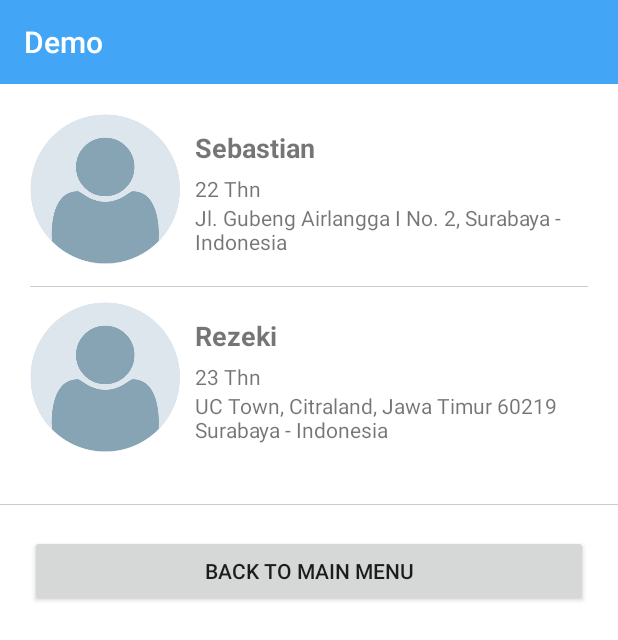
After one commit to mzennis/DemoAnimationAndroid, an Android app: the SharedElementsFragment screen opened directly, with no data from a screen before it, on a phone screen of 412 x 824 dp. The commit adds this screen. Shown: the top 640 px of the screen. Run offline under Robolectric (Android 15) with nearby library versions, the phone set to English and light mode, and no system bars; our stand-ins replace data binding; 1 statement that could not run was skipped.

Commit message:
shared elements

```diff
--- a/app/src/main/AndroidManifest.xml
+++ b/app/src/main/AndroidManifest.xml
@@ -24,7 +24,9 @@
 
         <activity android:name=".TransactionExplodeActivity" />
 
+        <activity android:name=".SharedElementActivity" />
 
+        <activity android:name=".RevealActivity" />
 
     </application>
 
--- a/app/src/main/java/com/mzennis/demo/MainActivity.java
+++ b/app/src/main/java/com/mzennis/demo/MainActivity.java
@@ -38,8 +38,8 @@ public class MainActivity extends BaseActivity {
 	private void setupSamples() {
 		samples = Arrays.asList(
 				new MainObject("Activity Transition", "Animating between different UI states in an application"),
-				new MainObject("Circular Reveal Animation", "Reveal animations provide users visual continuity when you show or hide a group of UI elements"),
-				new MainObject("Shared Elements", "A shared element transition determines how shared element views are animated from one Activity/Fragment to another during a scene transition")
+				new MainObject("Shared Elements", "A shared element transition determines how shared element views are animated from one Activity/Fragment to another during a scene transition"),
+				new MainObject("Circular Reveal Animation", "Reveal animations provide users visual continuity when you show or hide a group of UI elements")
 		);
 	}
 
--- a/app/src/main/java/com/mzennis/demo/SharedElementActivity.java
+++ b/app/src/main/java/com/mzennis/demo/SharedElementActivity.java
@@ -1,6 +1,17 @@
 package com.mzennis.demo;
 
+import android.databinding.DataBindingUtil;
 import android.os.Bundle;
+import android.transition.ChangeBounds;
+import android.transition.Slide;
+import android.transition.Visibility;
+import android.view.Gravity;
+import android.view.View;
+import android.widget.ImageView;
+
+import com.mzennis.demo.databinding.ActivitySharedElementsBinding;
+import com.mzennis.demo.fragments.SharedElementsFragment;
+import com.mzennis.demo.object.MainObject;
 
 /**
  * Created by mzennis on 9/4/16.
@@ -10,5 +21,42 @@ public class SharedElementActivity extends BaseActivity {
 	@Override
 	protected void onCreate(Bundle savedInstanceState) {
 		super.onCreate(savedInstanceState);
+		MainObject sample = (MainObject) getIntent().getExtras().getSerializable(MainObject.SAMPLE_TAG);
+		bindData(sample);
+		setupWindowAnimations();
+	}
+
+	private void bindData(MainObject sample) {
+		ActivitySharedElementsBinding binding = DataBindingUtil.setContentView(this, R.layout.activity_shared_elements);
+		binding.setSharedElements(sample);
+		setupLayout(sample);
+	}
+
+	private void setupWindowAnimations() {
+		// We are not interested in defining a new Enter Transition. Instead we change default transition duration
+		getWindow().getEnterTransition().setDuration(getResources().getInteger(R.integer.anim_duration_long));
+	}
+
+	private void setupLayout(MainObject sample) {
+		// Transition for fragment1
+		Slide slideTransition = new Slide(Gravity.LEFT);
+		slideTransition.setDuration(getResources().getInteger(R.integer.anim_duration_long));
+		// Create fragment and define some of it transitions
+		SharedElementsFragment sharedElementsFragment = SharedElementsFragment.newInstance(sample);
+		sharedElementsFragment.setReenterTransition(slideTransition);
+		sharedElementsFragment.setExitTransition(slideTransition);
+		sharedElementsFragment.setSharedElementEnterTransition(new ChangeBounds());
+
+		getSupportFragmentManager().beginTransaction()
+				.replace(R.id.content, sharedElementsFragment)
+				.commit();
+
+
+		findViewById(R.id.exit_btn).setOnClickListener(new View.OnClickListener() {
+			@Override
+			public void onClick(View v) {
+				finishAfterTransition();
+			}
+		});
 	}
 }
--- /dev/null
+++ b/app/src/main/java/com/mzennis/demo/fragments/SharedElementsFragment.java
@@ -0,0 +1,82 @@
+package com.mzennis.demo.fragments;
+
+import android.media.Image;
+import android.os.Bundle;
+import android.support.v4.app.Fragment;
+import android.support.v4.view.ViewCompat;
+import android.transition.ChangeBounds;
+import android.transition.Slide;
+import android.transition.Visibility;
+import android.view.Gravity;
+import android.view.LayoutInflater;
+import android.view.View;
+import android.view.ViewGroup;
+import android.widget.ImageView;
+
+import com.mzennis.demo.R;
+import com.mzennis.demo.object.MainObject;
+
+/**
+ * Created by mzennis on 9/4/16.
+ */
+public class SharedElementsFragment extends Fragment {
+
+	public static SharedElementsFragment newInstance(MainObject sample) {
+
+		Bundle args = new Bundle();
+
+		args.putSerializable(MainObject.SAMPLE_TAG, sample);
+		SharedElementsFragment fragment = new SharedElementsFragment();
+		fragment.setArguments(args);
+		return fragment;
+	}
+
+	@Override
+	public View onCreateView(LayoutInflater inflater, ViewGroup container, Bundle savedInstanceState) {
+		View view = inflater.inflate(R.layout.fragment_shared_elements, container, false);
+		final MainObject sample = (MainObject) getArguments().getSerializable(MainObject.SAMPLE_TAG);
+
+		final ImageView sebastianImg = (ImageView) view.findViewById(R.id.img_profile);
+		final ImageView rezekinImg = (ImageView) view.findViewById(R.id.img_profile1);
+
+		ViewCompat.setTransitionName(view.findViewById(R.id.img_profile), "sebastian");
+		ViewCompat.setTransitionName(view.findViewById(R.id.img_profile1), "rezeki");
+
+		sebastianImg.setOnClickListener(new View.OnClickListener() {
+			@Override
+			public void onClick(View v) {
+				addNextFragment(sample, sebastianImg, false, "sebastian");
+			}
+		});
+
+		rezekinImg.setOnClickListener(new View.OnClickListener() {
+			@Override
+			public void onClick(View v) {
+				addNextFragment(sample, rezekinImg, true, "rezeki");
+			}
+		});
+
+		return view;
+	}
+
+	private void addNextFragment(MainObject sample, ImageView squareBlue, boolean overlap, String name) {
+		SharedElementsFragment1 sharedElementsFragment1 = SharedElementsFragment1.newInstance(sample, name);
+
+		Slide slideTransition = new Slide(Gravity.RIGHT);
+		slideTransition.setDuration(getResources().getInteger(R.integer.anim_duration_medium));
+
+		ChangeBounds changeBoundsTransition = new ChangeBounds();
+		changeBoundsTransition.setDuration(getResources().getInteger(R.integer.anim_duration_medium));
+
+		sharedElementsFragment1.setEnterTransition(slideTransition);
+		sharedElementsFragment1.setAllowEnterTransitionOverlap(overlap);
+		sharedElementsFragment1.setAllowReturnTransitionOverlap(overlap);
+		sharedElementsFragment1.setSharedElementEnterTransition(changeBoundsTransition);
+
+		getFragmentManager().beginTransaction()
+				.replace(R.id.content, sharedElementsFragment1)
+				.addToBackStack(null)
+				.addSharedElement(squareBlue, name)
+				.commit();
+	}
+}
--- /dev/null
+++ b/app/src/main/res/layout/activity_shared_elements.xml
@@ -0,0 +1,54 @@
+<layout xmlns:android="http://schemas.android.com/apk/res/android"
+        xmlns:app="http://schemas.android.com/apk/res-auto">
+
+    <data>
+
+        <variable
+            name="sharedElements"
+            type="com.mzennis.demo.object.MainObject" />
+    </data>
+
+    <LinearLayout
+        android:layout_width="match_parent"
+        android:layout_height="match_parent"
+        android:orientation="vertical">
+
+        <include layout="@layout/toolbar" />
+
+        <RelativeLayout
+            android:layout_width="match_parent"
+            android:layout_height="match_parent">
+
+            <FrameLayout
+                android:id="@+id/content"
+                android:layout_width="match_parent"
+                android:layout_height="wrap_content" />
+
+            <LinearLayout
+                android:layout_below="@id/content"
+                android:layout_width="match_parent"
+                android:layout_height="wrap_content"
+                android:orientation="vertical"
+                android:layout_alignParentBottom="true">
+
+                <View
+                    android:layout_width="match_parent"
+                    android:layout_height="0.5dp"
+                    android:background="@color/dc_lightgray"
+                    android:layout_marginTop="10dp"/>
+
+                <Button
+                    android:id="@+id/exit_btn"
+                    android:layout_width="match_parent"
+                    android:layout_height="wrap_content"
+                    android:layout_marginTop="10dp"
+                    android:layout_margin="20dp"
+                    android:text="Back to Main Menu" />
+
+            </LinearLayout>
+
+        </RelativeLayout>
+
+    </LinearLayout>
+
+</layout>
--- a/app/src/main/res/layout/activity_transition.xml
+++ b/app/src/main/res/layout/activity_transition.xml
@@ -22,13 +22,13 @@
             android:layout_margin="20dp">
 
             <Button
-                android:id="@+id/sample1_button2"
+                android:id="@+id/show_btn"
                 android:layout_width="match_parent"
                 android:layout_height="wrap_content"
                 android:text="Touch me to show the transition!" />
 
             <Button
-                android:id="@+id/sample1_button3"
+                android:id="@+id/exit_btn"
                 android:layout_width="match_parent"
                 android:layout_height="wrap_content"
                 android:text="Back to Main Menu" />
--- /dev/null
+++ b/app/src/main/res/layout/fragment_shared_elements.xml
@@ -0,0 +1,115 @@
+<LinearLayout xmlns:android="http://schemas.android.com/apk/res/android"
+              android:layout_width="match_parent"
+              android:layout_height="match_parent"
+              android:orientation="vertical">
+
+
+
+    <LinearLayout
+        android:layout_width="match_parent"
+        android:layout_height="wrap_content"
+        android:orientation="vertical"
+        android:layout_margin="20dp">
+
+        <LinearLayout
+            android:layout_width="match_parent"
+            android:layout_height="wrap_content"
+            android:orientation="horizontal">
+
+            <ImageView
+                android:id="@+id/img_profile"
+                android:layout_width="100dp"
+                android:layout_height="wrap_content"
+                android:adjustViewBounds="true"
+                android:src="@drawable/default_user"/>
+
+            <LinearLayout
+                android:layout_width="match_parent"
+                android:layout_height="wrap_content"
+                android:layout_margin="10dp"
+                android:orientation="vertical">
+
+                <TextView
+                    android:id="@+id/name_profile"
+                    android:layout_width="wrap_content"
+                    android:layout_height="wrap_content"
+                    android:text="Sebastian"
+                    android:textSize="18sp"
+                    android:textStyle="bold"/>
+
+                <TextView
+                    android:id="@+id/age_profile"
+                    android:layout_width="wrap_content"
+                    android:layout_height="wrap_content"
+                    android:text="22 Thn"
+                    android:textSize="14sp"
+                    android:layout_marginTop="5dp"/>
+
+                <TextView
+                    android:id="@+id/living_profile"
+                    android:layout_width="wrap_content"
+                    android:layout_height="wrap_content"
+                    android:text="Jl. Gubeng Airlangga I No. 2, Surabaya - Indonesia"
+                    android:textSize="14sp" />
+
+            </LinearLayout>
+
+        </LinearLayout>
+
+        <View
+            android:layout_width="match_parent"
+            android:layout_height="0.5dp"
+            android:background="@color/dc_lightgray"
+            android:layout_marginTop="10dp"
+            android:layout_marginBottom="10dp"/>
+
+
+
+        <LinearLayout
+            android:layout_width="match_parent"
+            android:layout_height="wrap_content"
+            android:orientation="horizontal">
+
+            <ImageView
+                android:id="@+id/img_profile1"
+                android:layout_width="100dp"
+                android:layout_height="wrap_content"
+                android:adjustViewBounds="true"
+                android:src="@drawable/default_user"/>
+
+            <LinearLayout
+                android:layout_width="match_parent"
+                android:layout_height="wrap_content"
+                android:layout_margin="10dp"
+                android:orientation="vertical">
+
+                <TextView
+                    android:id="@+id/name_profile1"
+                    android:layout_width="wrap_content"
+                    android:layout_height="wrap_content"
+                    android:text="Rezeki"
+                    android:textSize="18sp"
+                    android:textStyle="bold"/>
+
+                <TextView
+                    android:id="@+id/age_profile1"
+                    android:layout_width="wrap_content"
+                    android:layout_height="wrap_content"
+                    android:text="23 Thn"
+                    android:textSize="14sp"
+                    android:layout_marginTop="5dp"/>
+
+                <TextView
+                    android:id="@+id/living_profile1"
+                    android:layout_width="wrap_content"
+                    android:layout_height="wrap_content"
+                    android:text="UC Town, Citraland, Jawa Timur 60219 Surabaya - Indonesia"
+                    android:textSize="14sp" />
+
+            </LinearLayout>
+
+        </LinearLayout>
+
+        </LinearLayout>
+
+</LinearLayout>
--- /dev/null
+++ b/app/src/main/res/transition/explode.xml
@@ -0,0 +1,6 @@
+<?xml version="1.0" encoding="utf-8"?>
+<transitionSet xmlns:android="http://schemas.android.com/apk/res/android">
+    <explode
+        android:duration="@integer/anim_duration_long"
+        android:interpolator="@android:interpolator/bounce" />
+</transitionSet>
--- /dev/null
+++ b/app/src/main/res/transition/slide_and_changebounds.xml
@@ -0,0 +1,6 @@
+<?xml version="1.0" encoding="utf-8"?>
+<transitionSet xmlns:android="http://schemas.android.com/apk/res/android"
+    android:duration="@integer/anim_duration_long">
+    <slide />
+    <changeBounds />
+</transitionSet>
--- /dev/null
+++ b/app/src/main/res/transition/slide_from_bottom.xml
@@ -0,0 +1,6 @@
+<?xml version="1.0" encoding="utf-8"?>
+<transitionSet xmlns:android="http://schemas.android.com/apk/res/android">
+    <slide
+        android:duration="@integer/anim_duration_long"
+        android:slideEdge="bottom" />
+</transitionSet>
```
Also changed, not shown: app/src/main/java/com/mzennis/demo/TransactionExplodeActivity.java (+48 -0 lines), app/src/main/java/com/mzennis/demo/TransactionSlideActivity.java (+48 -0 lines), app/src/main/java/com/mzennis/demo/TransitionActivity.java (+25 -0 lines), app/src/main/java/com/mzennis/demo/fragments/SharedElementsFragment1.java (added, +43 -0 lines), app/src/main/res/layout/activity_transition_explode.xml (added, +94 -0 lines), app/src/main/res/layout/fragment_shared_element_1.xml (added, +61 -0 lines), app/src/main/res/transition/changebounds_with_arcmotion.xml (added, +14 -0 lines), app/src/main/res/transition/slide_and_changebounds_sequential.xml (added, +7 -0 lines), app/src/main/res/transition/slide_and_changebounds_sequential_with_interpolators.xml (added, +7 -0 lines), app/src/main/res/drawable/default_user.png (added).
